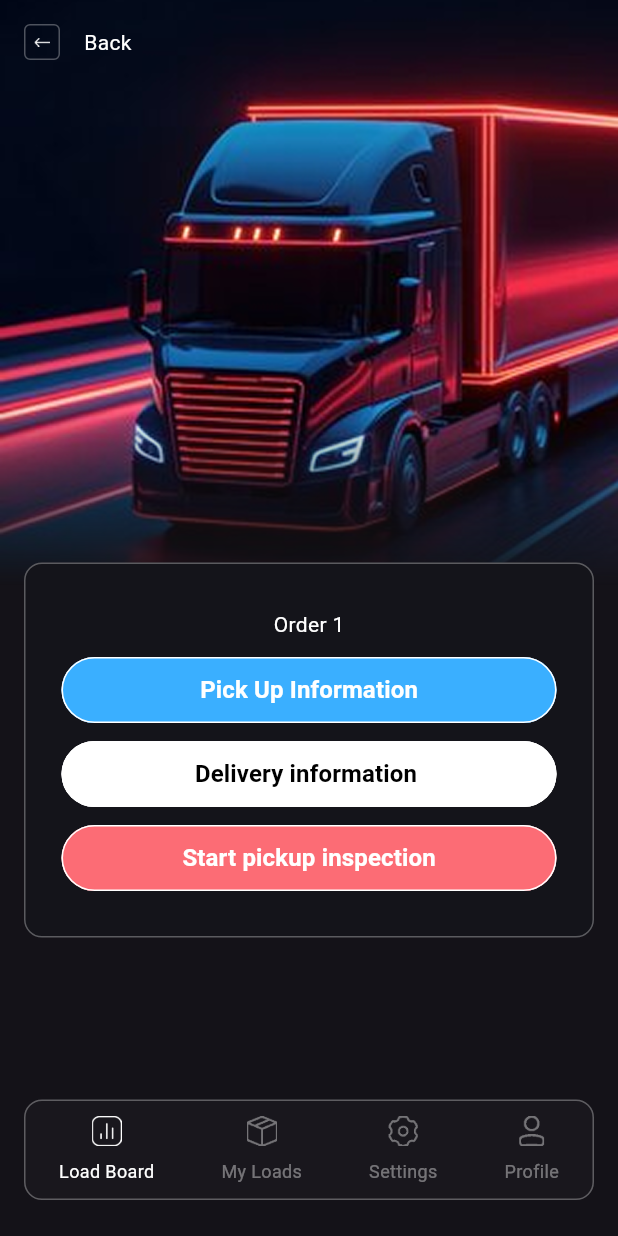
After one commit to mahfuj-ahmed-jim/transport_application_demo, a Flutter app: the InspectionScreen screen opened by its route, on a phone screen of 412 x 824 dp. The commit adds this screen. Run offline on Flutter 3.47's test engine with Material 3 defaults, Android fonts, the light colour scheme and no system bars.

Commit message:
feat: Inspect Page

```diff
--- /dev/null
+++ b/lib/pages/inspection_screen.dart
@@ -0,0 +1,102 @@
+import 'package:flutter/material.dart';
+import 'package:transport_application/widgets/button.dart';
+import 'package:transport_application/widgets/custom_appbar.dart';
+import 'package:transport_application/widgets/custom_navigationbar.dart';
+
+class InspectionScreen extends StatefulWidget {
+  static const routeName = 'inspection';
+  const InspectionScreen({super.key});
+
+  @override
+  State<InspectionScreen> createState() => _InspectionScreenState();
+}
+
+class _InspectionScreenState extends State<InspectionScreen> {
+  int _selectedIndex = 0;
+
+  @override
+  Widget build(BuildContext context) {
+    final screenWidth = MediaQuery.of(context).size.width;
+
+    return Scaffold(
+      extendBodyBehindAppBar: true,
+      appBar: const CustomAppbar(),
+      body: Stack(
+        children: [
+          Positioned(
+            top: 0,
+            child: ShaderMask(
+              shaderCallback: (Rect bounds) {
+                return const LinearGradient(
+                  begin: Alignment.topCenter,
+                  end: Alignment.bottomCenter,
+                  colors: [
+                    Colors.white,
+                    Colors.transparent,
+                  ],
+                  stops: [0.7, 1.0],
+                ).createShader(bounds);
+              },
+              blendMode: BlendMode.dstIn,
+              child: Image.asset(
+                'assets/images/truck_image.png',
+                width: screenWidth,
+                fit: BoxFit.fitWidth,
+              ),
+            ),
+          ),
+          Positioned(
+            top: 375,
+            child: Container(
+              width: screenWidth - 32,
+              margin: const EdgeInsets.symmetric(horizontal: 16),
+              padding: const EdgeInsets.symmetric(vertical: 30, horizontal: 24),
+              decoration: BoxDecoration(
+                color: const Color(0xFF14141A),
+                borderRadius: BorderRadius.circular(12),
+                border: Border.all(
+                  color: Colors.white.withOpacity(0.3),
+                  width: 1,
+                ),
+              ),
+              child: Column(
+                children: [
+                  const Text(
+                    'Order 1',
+                    style: TextStyle(fontSize: 14, color: Colors.white),
+                  ),
+                  const SizedBox(height: 12),
+                  Button(
+                    text: 'Pick Up Information',
+                    type: ButtonType.blue,
+                    onPressed: () => {},
+                  ),
+                  const SizedBox(height: 12),
+                  Button(
+                    text: 'Delivery information ',
+                    type: ButtonType.white,
+                    onPressed: () => {},
+                  ),
+                  const SizedBox(height: 12),
+                  Button(
+                    text: 'Start pickup inspection',
+                    type: ButtonType.red,
+                    onPressed: () => {},
+                  ),
+                ],
+              ),
+            ),
+          ),
+        ],
+      ),
+      bottomNavigationBar: CustomBottomNavigationBar(
+        selectedIndex: _selectedIndex,
+        onItemSelected: (index) {
+          setState(() {
+            _selectedIndex = index;
+          });
+        },
+      ),
+    );
+  }
+}
--- a/lib/pages/load_board_screen.dart
+++ b/lib/pages/load_board_screen.dart
@@ -1,4 +1,5 @@
 import 'package:flutter/material.dart';
+import 'package:transport_application/pages/inspection_screen.dart';
 import 'package:transport_application/widgets/custom_appbar.dart';
 import 'package:transport_application/widgets/custom_navigationbar.dart';
 
@@ -139,7 +140,11 @@ class _LoadBoardScreenState extends State<LoadBoardScreen> {
               ),
               ...orders.map(
                 (order) {
-                  return Container(
+                  return GestureDetector(
+                    onTap: () => {
+                      Navigator.pushNamed(context, InspectionScreen.routeName)
+                    },
+                    child: Container(
                       margin: const EdgeInsets.only(top: 10),
                       padding: const EdgeInsets.symmetric(
                           horizontal: 12, vertical: 16),
@@ -263,6 +268,7 @@ class _LoadBoardScreenState extends State<LoadBoardScreen> {
                           )
                         ],
                       ),
+                    ),
                   );
                 },
               ),
--- a/lib/route.dart
+++ b/lib/route.dart
@@ -1,5 +1,6 @@
 import 'package:flutter/material.dart';
 import 'package:transport_application/pages/home_screen.dart';
+import 'package:transport_application/pages/inspection_screen.dart';
 import 'package:transport_application/pages/load_board_screen.dart';
 import 'package:transport_application/pages/login_screen.dart';
 import 'package:transport_application/pages/register_screen.dart';
@@ -32,6 +33,11 @@ Route<dynamic> generateRoute(RouteSettings settings) {
         builder: (context) => const LoadBoardScreen(),
       );
 
+    case InspectionScreen.routeName:
+      return MaterialPageRoute(
+        builder: (context) => const InspectionScreen(),
+      );
+
     default:
       return MaterialPageRoute(
         builder: (context) => const WelcomeScreen(),
--- a/lib/widgets/custom_appbar.dart
+++ b/lib/widgets/custom_appbar.dart
@@ -6,7 +6,7 @@ class CustomAppbar extends StatelessWidget implements PreferredSizeWidget {
   @override
   Widget build(BuildContext context) {
     return AppBar(
-      backgroundColor: const Color(0xFF101018),
+      backgroundColor: Colors.transparent,
       forceMaterialTransparency: true,
       elevation: 0,
       leadingWidth: 120,
```
Also changed, not shown: assets/images/truck_image.png (added). Lines whose indentation alone changed are shown as unchanged.
